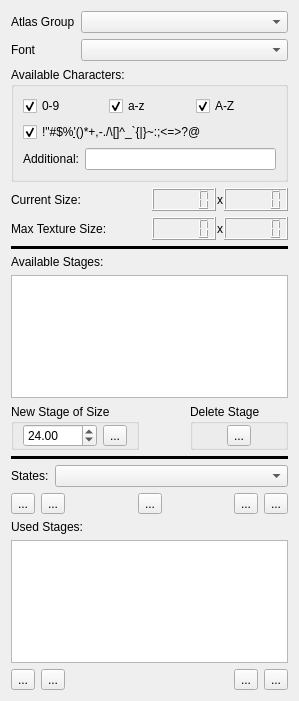
GameOverture/HarmonyEngine, file DesignerTool/src/WidgetFont.ui: the form before one commit.
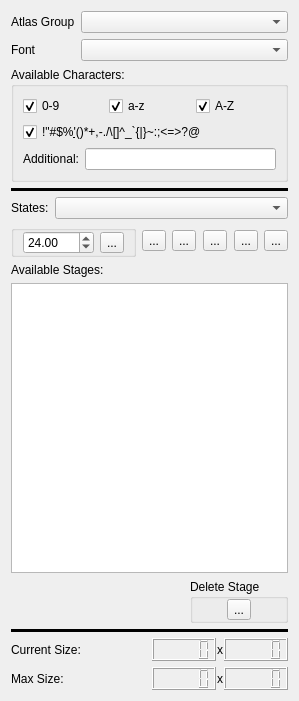
The form after the commit. Icons and pictures are not drawn. Custom widgets are drawn as their Qt base class.

Commit message: WIP of redesigning font widget layout

The edit to the form file:
```diff
--- a/DesignerTool/src/WidgetFont.ui
+++ b/DesignerTool/src/WidgetFont.ui
@@ -128,114 +128,6 @@
      </layout>
     </widget>
    </item>
-   <item>
-    <layout class="QHBoxLayout" name="horizontalLayout_2">
-     <property name="spacing">
-      <number>1</number>
-     </property>
-     <property name="leftMargin">
-      <number>0</number>
-     </property>
-     <property name="rightMargin">
-      <number>0</number>
-     </property>
-     <item>
-      <widget class="QLabel" name="label_7">
-       <property name="text">
-        <string>Current Size:</string>
-       </property>
-      </widget>
-     </item>
-     <item>
-      <spacer name="horizontalSpacer_3">
-       <property name="orientation">
-        <enum>Qt::Horizontal</enum>
-       </property>
-       <property name="sizeHint" stdset="0">
-        <size>
-         <width>40</width>
-         <height>20</height>
-        </size>
-       </property>
-      </spacer>
-     </item>
-     <item>
-      <widget class="QLCDNumber" name="lcdCurTexWidth">
-       <property name="digitCount">
-        <number>5</number>
-       </property>
-      </widget>
-     </item>
-     <item>
-      <widget class="QLabel" name="label_8">
-       <property name="text">
-        <string>x</string>
-       </property>
-      </widget>
-     </item>
-     <item>
-      <widget class="QLCDNumber" name="lcdCurTexHeight">
-       <property name="digitCount">
-        <number>5</number>
-       </property>
-      </widget>
-     </item>
-    </layout>
-   </item>
-   <item>
-    <layout class="QHBoxLayout" name="horizontalLayout">
-     <property name="spacing">
-      <number>1</number>
-     </property>
-     <property name="leftMargin">
-      <number>0</number>
-     </property>
-     <property name="rightMargin">
-      <number>0</number>
-     </property>
-     <item>
-      <widget class="QLabel" name="label_3">
-       <property name="text">
-        <string>Max Texture Size:</string>
-       </property>
-      </widget>
-     </item>
-     <item>
-      <spacer name="horizontalSpacer_2">
-       <property name="orientation">
-        <enum>Qt::Horizontal</enum>
-       </property>
-       <property name="sizeHint" stdset="0">
-        <size>
-         <width>40</width>
-         <height>20</height>
-        </size>
-       </property>
-      </spacer>
-     </item>
-     <item>
-      <widget class="QLCDNumber" name="lcdMaxTexWidth">
-       <property name="digitCount">
-        <number>5</number>
-       </property>
-      </widget>
-     </item>
-     <item>
-      <widget class="QLabel" name="label_5">
-       <property name="text">
-        <string>x</string>
-       </property>
-      </widget>
-     </item>
-     <item>
-      <widget class="QLCDNumber" name="lcdMaxTexHeight">
-       <property name="digitCount">
-        <number>5</number>
-       </property>
-      </widget>
-     </item>
-    </layout>
-   </item>
    <item>
     <widget class="Line" name="line_3">
      <property name="frameShadow">
@@ -250,28 +142,32 @@
     </widget>
    </item>
    <item>
-    <widget class="QLabel" name="label">
-     <property name="text">
-      <string>Available Stages:</string>
-     </property>
-    </widget>
+    <layout class="QHBoxLayout" name="horizontalLayout_8">
+     <item>
+      <widget class="QLabel" name="label_9">
+       <property name="text">
+        <string>States:</string>
+       </property>
+      </widget>
+     </item>
+     <item>
+      <widget class="QComboBox" name="cmbStates">
+       <property name="sizePolicy">
+        <sizepolicy hsizetype="Expanding" vsizetype="Fixed">
+         <horstretch>0</horstretch>
+         <verstretch>0</verstretch>
+        </sizepolicy>
+       </property>
+      </widget>
+     </item>
+    </layout>
    </item>
    <item>
-    <widget class="WidgetFontTableView" name="stagesView">
-     <property name="selectionMode">
-      <enum>QAbstractItemView::SingleSelection</enum>
-     </property>
-     <property name="selectionBehavior">
-      <enum>QAbstractItemView::SelectRows</enum>
-     </property>
-    </widget>
-   </item>
-   <item>
-    <layout class="QHBoxLayout" name="horizontalLayout_4">
+    <layout class="QHBoxLayout" name="horizontalLayout_5">
      <item>
       <widget class="QGroupBox" name="groupBox">
        <property name="title">
-        <string>New Stage of Size</string>
+        <string/>
        </property>
        <layout class="QHBoxLayout" name="horizontalLayout_6">
         <property name="topMargin">
@@ -308,83 +204,6 @@
       </widget>
      </item>
      <item>
-      <spacer name="horizontalSpacer">
-       <property name="orientation">
-        <enum>Qt::Horizontal</enum>
-       </property>
-       <property name="sizeHint" stdset="0">
-        <size>
-         <width>40</width>
-         <height>20</height>
-        </size>
-       </property>
-      </spacer>
-     </item>
-     <item>
-      <widget class="QGroupBox" name="groupBox_2">
-       <property name="title">
-        <string>Delete Stage</string>
-       </property>
-       <layout class="QHBoxLayout" name="horizontalLayout_9">
-        <property name="topMargin">
-         <number>0</number>
-        </property>
-        <property name="bottomMargin">
-         <number>0</number>
-        </property>
-        <item>
-         <widget class="QToolButton" name="btnRemoveStage">
-          <property name="text">
-           <string>...</string>
-          </property>
-          <property name="icon">
-           <iconset resource="res/DesignerTool.qrc">
-            <normaloff>:/icons16x16/edit-delete.png</normaloff>:/icons16x16/edit-delete.png</iconset>
-          </property>
-         </widget>
-        </item>
-       </layout>
-      </widget>
-     </item>
-    </layout>
-   </item>
-   <item>
-    <widget class="Line" name="line_2">
-     <property name="frameShadow">
-      <enum>QFrame::Plain</enum>
-     </property>
-     <property name="lineWidth">
-      <number>5</number>
-     </property>
-     <property name="orientation">
-      <enum>Qt::Horizontal</enum>
-     </property>
-    </widget>
-   </item>
-   <item>
-    <layout class="QHBoxLayout" name="horizontalLayout_8">
-     <item>
-      <widget class="QLabel" name="label_9">
-       <property name="text">
-        <string>States:</string>
-       </property>
-      </widget>
-     </item>
-     <item>
-      <widget class="QComboBox" name="cmbStates">
-       <property name="sizePolicy">
-        <sizepolicy hsizetype="Expanding" vsizetype="Fixed">
-         <horstretch>0</horstretch>
-         <verstretch>0</verstretch>
-        </sizepolicy>
-       </property>
-      </widget>
-     </item>
-    </layout>
-   </item>
-   <item>
-    <layout class="QHBoxLayout" name="horizontalLayout_5">
-     <item>
       <widget class="QToolButton" name="btnAddState">
        <property name="text">
         <string>...</string>
@@ -451,33 +270,98 @@
     </layout>
    </item>
    <item>
-    <widget class="QLabel" name="label_2">
+    <widget class="QLabel" name="label">
      <property name="text">
-      <string>Used Stages:</string>
+      <string>Available Stages:</string>
      </property>
     </widget>
    </item>
    <item>
-    <widget class="QTableView" name="tableView_2"/>
+    <widget class="WidgetFontTableView" name="stagesView">
+     <property name="selectionMode">
+      <enum>QAbstractItemView::SingleSelection</enum>
+     </property>
+     <property name="selectionBehavior">
+      <enum>QAbstractItemView::SelectRows</enum>
+     </property>
+    </widget>
    </item>
    <item>
-    <layout class="QHBoxLayout" name="horizontalLayout_10">
+    <layout class="QHBoxLayout" name="horizontalLayout_4">
      <item>
-      <widget class="QToolButton" name="toolButton_4">
-       <property name="text">
-        <string>...</string>
+      <spacer name="horizontalSpacer">
+       <property name="orientation">
+        <enum>Qt::Horizontal</enum>
        </property>
+       <property name="sizeHint" stdset="0">
+        <size>
+         <width>40</width>
+         <height>20</height>
+        </size>
+       </property>
+      </spacer>
+     </item>
+     <item>
+      <widget class="QGroupBox" name="groupBox_2">
+       <property name="title">
+        <string>Delete Stage</string>
+       </property>
+       <layout class="QHBoxLayout" name="horizontalLayout_9">
+        <property name="topMargin">
+         <number>0</number>
+        </property>
+        <property name="bottomMargin">
+         <number>0</number>
+        </property>
+        <item>
+         <widget class="QToolButton" name="btnRemoveStage">
+          <property name="text">
+           <string>...</string>
+          </property>
+          <property name="icon">
+           <iconset resource="res/DesignerTool.qrc">
+            <normaloff>:/icons16x16/edit-delete.png</normaloff>:/icons16x16/edit-delete.png</iconset>
+          </property>
+         </widget>
+        </item>
+       </layout>
       </widget>
      </item>
+    </layout>
+   </item>
+   <item>
+    <widget class="Line" name="line_2">
+     <property name="frameShadow">
+      <enum>QFrame::Plain</enum>
+     </property>
+     <property name="lineWidth">
+      <number>5</number>
+     </property>
+     <property name="orientation">
+      <enum>Qt::Horizontal</enum>
+     </property>
+    </widget>
+   </item>
+   <item>
+    <layout class="QHBoxLayout" name="horizontalLayout_2">
+     <property name="spacing">
+      <number>1</number>
+     </property>
+     <property name="leftMargin">
+      <number>0</number>
+     </property>
+     <property name="rightMargin">
+      <number>0</number>
+     </property>
      <item>
-      <widget class="QToolButton" name="toolButton_5">
+      <widget class="QLabel" name="label_7">
        <property name="text">
-        <string>...</string>
+        <string>Current Size:</string>
        </property>
       </widget>
      </item>
      <item>
-      <spacer name="horizontalSpacer_6">
+      <spacer name="horizontalSpacer_3">
        <property name="orientation">
         <enum>Qt::Horizontal</enum>
        </property>
@@ -490,24 +374,77 @@
       </spacer>
      </item>
      <item>
-      <widget class="QToolButton" name="toolButton_3">
+      <widget class="QLCDNumber" name="lcdCurTexWidth">
+       <property name="digitCount">
+        <number>5</number>
+       </property>
+      </widget>
+     </item>
+     <item>
+      <widget class="QLabel" name="label_8">
        <property name="text">
-        <string>...</string>
+        <string>x</string>
        </property>
-       <property name="icon">
-        <iconset resource="res/DesignerTool.qrc">
-         <normaloff>:/icons16x16/generic-down.png</normaloff>:/icons16x16/generic-down.png</iconset>
+      </widget>
+     </item>
+     <item>
+      <widget class="QLCDNumber" name="lcdCurTexHeight">
+       <property name="digitCount">
+        <number>5</number>
        </property>
       </widget>
      </item>
+    </layout>
+   </item>
+   <item>
+    <layout class="QHBoxLayout" name="horizontalLayout">
+     <property name="spacing">
+      <number>1</number>
+     </property>
+     <property name="leftMargin">
+      <number>0</number>
+     </property>
+     <property name="rightMargin">
+      <number>0</number>
+     </property>
      <item>
-      <widget class="QToolButton" name="toolButton">
+      <widget class="QLabel" name="label_3">
        <property name="text">
-        <string>...</string>
+        <string>Max Size:</string>
        </property>
-       <property name="icon">
-        <iconset resource="res/DesignerTool.qrc">
-         <normaloff>:/icons16x16/generic-up.png</normaloff>:/icons16x16/generic-up.png</iconset>
+      </widget>
+     </item>
+     <item>
+      <spacer name="horizontalSpacer_2">
+       <property name="orientation">
+        <enum>Qt::Horizontal</enum>
+       </property>
+       <property name="sizeHint" stdset="0">
+        <size>
+         <width>40</width>
+         <height>20</height>
+        </size>
+       </property>
+      </spacer>
+     </item>
+     <item>
+      <widget class="QLCDNumber" name="lcdMaxTexWidth">
+       <property name="digitCount">
+        <number>5</number>
+       </property>
+      </widget>
+     </item>
+     <item>
+      <widget class="QLabel" name="label_5">
+       <property name="text">
+        <string>x</string>
+       </property>
+      </widget>
+     </item>
+     <item>
+      <widget class="QLCDNumber" name="lcdMaxTexHeight">
+       <property name="digitCount">
+        <number>5</number>
        </property>
       </widget>
      </item>
```
The commit also changes 1 other file.
